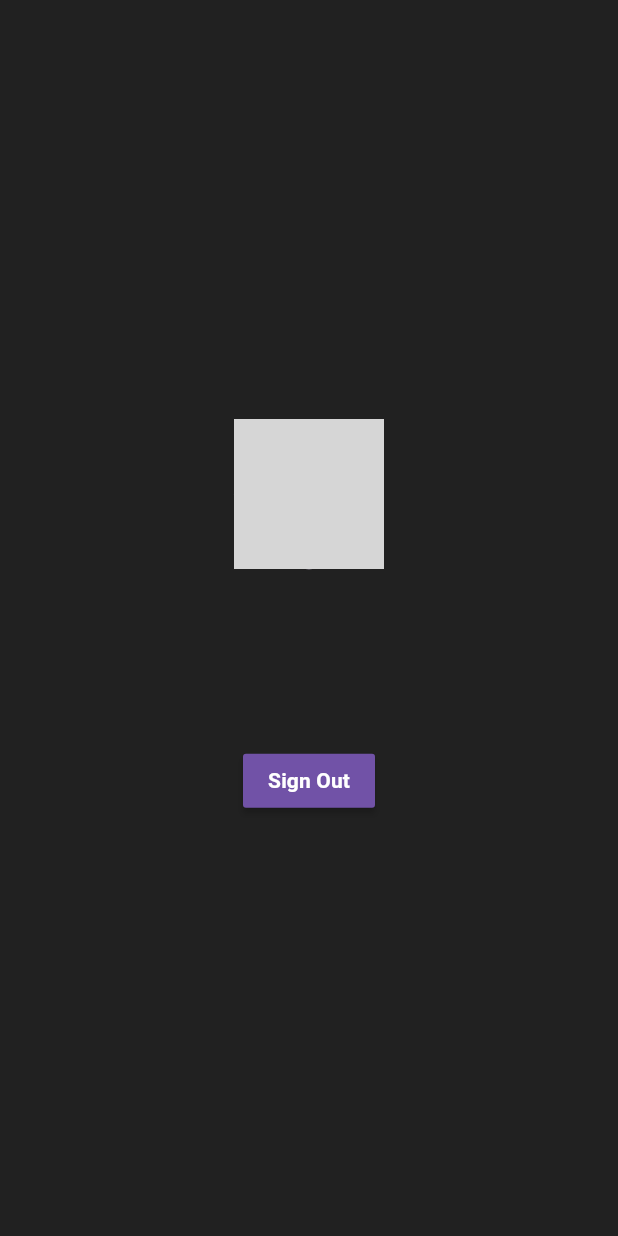
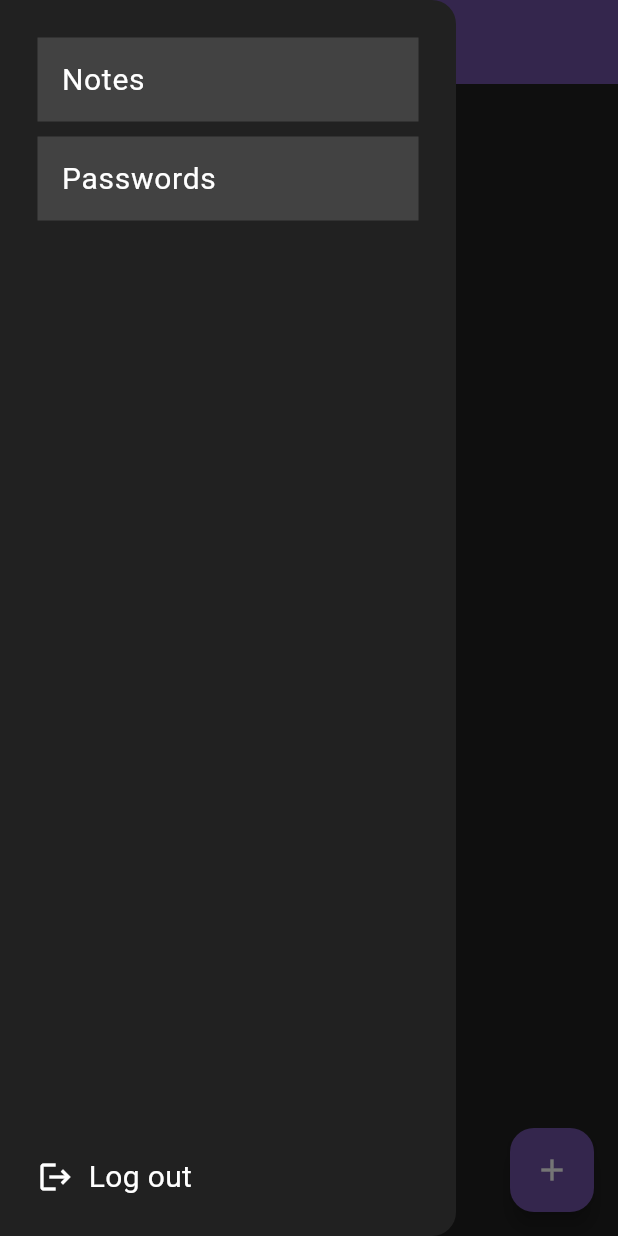
Before and after one commit to SyedAbdulNafay/Firebase-Login, a Flutter app: the HomePage screen opened directly, with the side drawer open (before the commit the screen has no drawer), on a phone screen of 412 x 824 dp. Run offline on Flutter 3.47's test engine with Material 3 defaults, Android fonts, the phone set to English and light mode, and no system bars; our stand-ins replace cloud_firestore, firebase_auth, firebase_core, fluttertoast, font_awesome_flutter, google_sign_in; accounts and stored records are empty; grey boxes are pictures that could not be loaded.

Commit message:
cloud firestore

```diff
--- a/lib/main.dart
+++ b/lib/main.dart
@@ -15,7 +15,8 @@ class MyApp extends StatelessWidget {
   // This widget is the root of your application.
   @override
   Widget build(BuildContext context) {
-    return const MaterialApp(
+    return MaterialApp(
+      theme: ThemeData(primaryColor: const Color.fromARGB(255, 113, 82, 167)),
       debugShowCheckedModeBanner: false,
       home: LoginPage(),
     );
--- /dev/null
+++ b/lib/services/firebase_services.dart
@@ -0,0 +1,26 @@
+import 'package:cloud_firestore/cloud_firestore.dart';
+
+class FirebaseServices {
+  final CollectionReference notes =
+      FirebaseFirestore.instance.collection('notes');
+
+  Future<void> addNote(String note) {
+    return notes.add({'note': note, 'timestamp': Timestamp.now()});
+  }
+
+  Stream<QuerySnapshot> getNotes() {
+    final notesStream =
+        notes.orderBy('timestamp', descending: true).snapshots();
+    return notesStream;
+  }
+
+  Future<void> updateNote(String docId, String newNote) {
+    return notes
+        .doc(docId)
+        .update({'note': newNote, 'timestamp': Timestamp.now()});
+  }
+
+  Future<void> deleteNode(String docId){
+    return notes.doc(docId).delete();
+  }
+}
--- a/lib/user_auth/presentation/views/homepage.dart
+++ b/lib/user_auth/presentation/views/homepage.dart
@@ -1,9 +1,41 @@
+import 'package:app/services/firebase_services.dart';
 import 'package:app/user_auth/presentation/views/login_page.dart';
+import 'package:cloud_firestore/cloud_firestore.dart';
 import 'package:firebase_auth/firebase_auth.dart';
 import 'package:flutter/material.dart';
 
-class HomePage extends StatelessWidget {
+class HomePage extends StatefulWidget {
   const HomePage({super.key});
+
+  @override
+  State<HomePage> createState() => _HomePageState();
+}
+
+class _HomePageState extends State<HomePage> {
+  final FirebaseServices firebaseService = FirebaseServices();
+  final TextEditingController _noteController = TextEditingController();
+  void openBox({String? docId}) {
+    showDialog(
+        context: context,
+        builder: (context) => AlertDialog(
+              content: TextField(
+                controller: _noteController,
+              ),
+              actions: [
+                ElevatedButton(
+                    onPressed: () {
+                      if (docId == null) {
+                        firebaseService.addNote(_noteController.text);
+                      } else {
+                        firebaseService.updateNote(docId, _noteController.text);
+                      }
+                      _noteController.clear();
+                      Navigator.pop(context);
+                    },
+                    child: const Text("Add"))
+              ],
+            ));
+  }
 
   @override
   Widget build(BuildContext context) {
@@ -11,43 +43,147 @@ class HomePage extends StatelessWidget {
 
     return SafeArea(
       child: Scaffold(
+          appBar: AppBar(
+            leading: Builder(
+              builder: (context) {
+                return IconButton(
+                    onPressed: () {
+                      Scaffold.of(context).openDrawer();
+                    },
+                    icon: const Icon(
+                      Icons.menu,
+                      color: Colors.white,
+                    ));
+              },
+            ),
+            elevation: 0,
+            backgroundColor: Theme.of(context).primaryColor,
+            title: const Align(
+              alignment: Alignment(-0.2, 0),
+              child: Text(
+                "Notes",
+                style:
+                    TextStyle(color: Colors.white, fontWeight: FontWeight.bold),
+              ),
+            ),
+          ),
+          drawer: Drawer(
             backgroundColor: Colors.grey[900],
-        body: Center(
+            child: Padding(
+              padding: const EdgeInsets.all(25),
               child: Column(
-            mainAxisAlignment: MainAxisAlignment.center,
+                mainAxisAlignment: MainAxisAlignment.spaceBetween,
+                crossAxisAlignment: CrossAxisAlignment.start,
                 children: [
-              CircleAvatar(
-                radius: 50,
-                backgroundImage: NetworkImage(user?.photoURL ?? ''),
+                  Column(
+                    children: [
+                      ListTile(
+                        tileColor:
+                            //  Theme.of(context).primaryColor
+                            Colors.grey[800],
+                        title: const Text(
+                          "Notes",
+                          style: TextStyle(color: Colors.white, fontSize: 20),
+                        ),
                       ),
                       const SizedBox(
-                height: 20,
+                        height: 10,
                       ),
+                      ListTile(
+                        tileColor: Colors.grey[800],
+                        title: const Text(
+                          "Passwords",
+                          style: TextStyle(color: Colors.white, fontSize: 20),
+                        ),
+                      ),
+                    ],
+                  ),
+                  GestureDetector(
+                    onTap: (){
+                      FirebaseAuth.instance.signOut();
+                      Navigator.pushReplacement(context, MaterialPageRoute(builder: (context)=>const LoginPage()));
+                    },
+                    child: const Row(
+                      children: [
+                        Icon(Icons.logout, color: Colors.white,),
+                        SizedBox(width: 10,),
                         Text(
-                user?.displayName ?? "",
-                style: const TextStyle(fontSize: 40, color: Colors.white),
+                          "Log out",
+                          style: TextStyle(color: Colors.white, fontSize: 20),
+                        )
+                      ],
                     ),
-              const SizedBox(
-                height: 40,
-              ),
-              MaterialButton(
-                  color: const Color.fromARGB(255, 113, 82, 167),
-                  onPressed: () {
-                    FirebaseAuth.instance.signOut();
-                    Navigator.pushReplacement(
-                        context,
-                        MaterialPageRoute(
-                            builder: (context) => const LoginPage()));
-                  },
-                  child: const Text(
-                    "Sign Out",
-                    style: TextStyle(
-                        color: Colors.white, fontWeight: FontWeight.bold),
-                  ))
+                  )
                 ],
               ),
             ),
           ),
+          floatingActionButton: FloatingActionButton(
+            backgroundColor: Theme.of(context).primaryColor,
+            onPressed: openBox,
+            child: const Icon(
+              Icons.add,
+              color: Colors.white,
+            ),
+          ),
+          backgroundColor: Colors.grey[900],
+          body: StreamBuilder<QuerySnapshot>(
+            stream: firebaseService.getNotes(),
+            builder: (context, snapshot) {
+              if (snapshot.hasData) {
+                List notesList = snapshot.data!.docs;
+                return ListView.builder(
+                    itemCount: notesList.length,
+                    itemBuilder: (context, index) {
+                      DocumentSnapshot document = notesList[index];
+                      String docId = document.id;
+
+                      Map<String, dynamic> data =
+                          document.data() as Map<String, dynamic>;
+
+                      String noteText = data['note'];
+
+                      return Padding(
+                        padding:
+                            const EdgeInsets.only(left: 25, right: 25, top: 16),
+                        child: ListTile(
+                          minTileHeight: 80,
+                          tileColor: Theme.of(context).primaryColor,
+                          title: Text(
+                            noteText,
+                            style: const TextStyle(color: Colors.white),
+                          ),
+                          trailing: Row(
+                            mainAxisSize: MainAxisSize.min,
+                            children: [
+                              IconButton(
+                                icon: const Icon(
+                                  Icons.edit,
+                                  color: Colors.white,
+                                ),
+                                onPressed: () => openBox(docId: docId),
+                              ),
+                              IconButton(
+                                icon: const Icon(
+                                  Icons.delete,
+                                  color: Colors.white,
+                                ),
+                                onPressed: () =>
+                                    firebaseService.deleteNode(docId),
+                              ),
+                            ],
+                          ),
+                        ),
+                      );
+                    });
+              } else {
+                return const Text(
+                  "No data",
+                  style: TextStyle(fontSize: 20, color: Colors.white),
+                );
+              }
+            },
+          )),
     );
   }
 }
```
Lines whose indentation alone changed are shown as unchanged.
